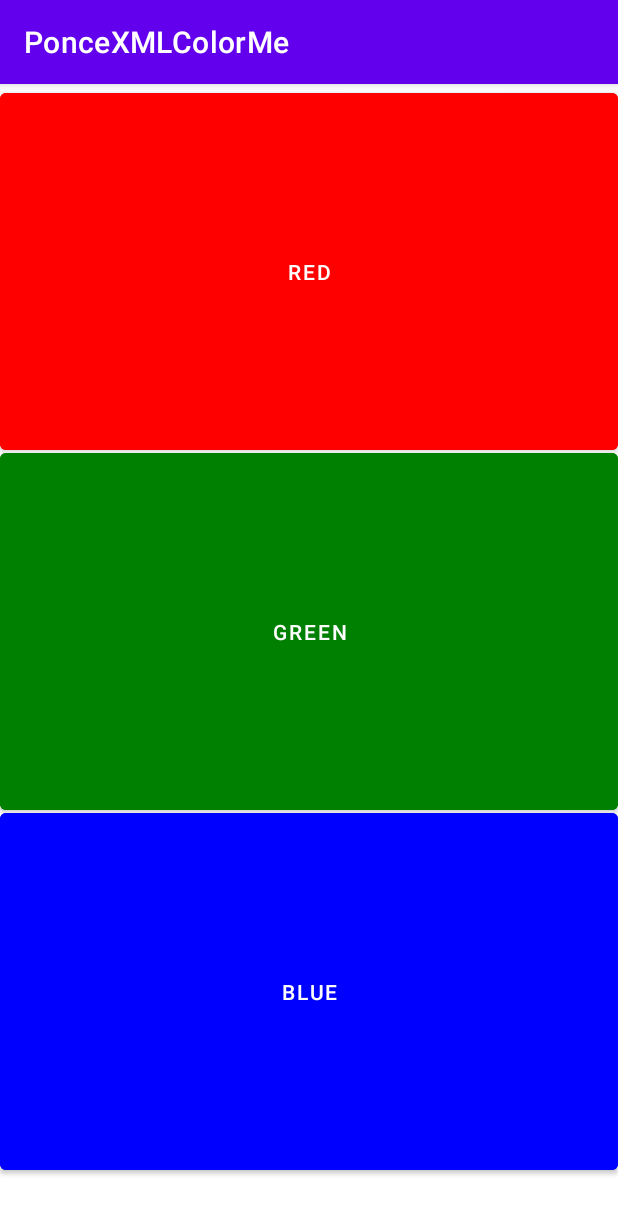
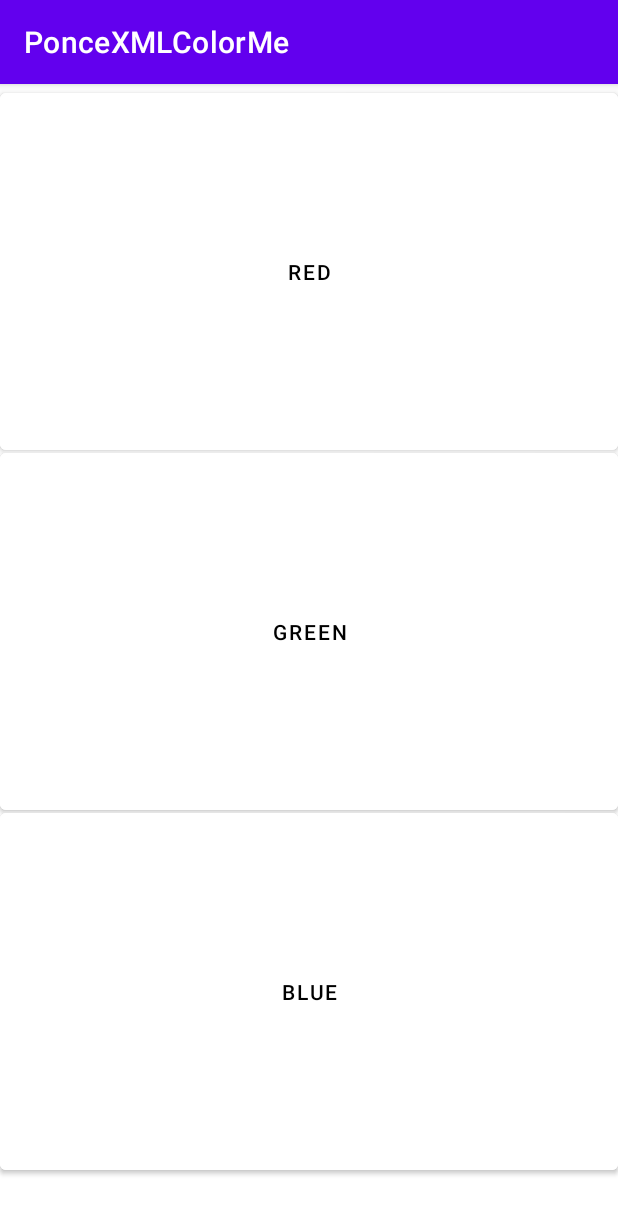
Before and after one commit to AnrdyShmrdy/PonceXMLColorMe, an Android app: the screen it shows after launch (MainActivity), on a phone screen of 412 x 824 dp. Shown: the top 1214 px of the screen. Run offline under Robolectric (Android 15) with nearby library versions, the phone set to English and light mode, and no system bars.

Commit message:
Button functionality (#1)
* Added toast and color change to button

* Added README.txt and changed method of setting colors in main activity

* Updated README.txt with minor changes

```diff
--- a/app/src/main/res/layout/activity_main.xml
+++ b/app/src/main/res/layout/activity_main.xml
@@ -8,10 +8,12 @@
 
     <Button
         android:id="@+id/red_button"
+        android:onClick="redButtonPress"
         android:layout_width="0dp"
         android:layout_height="250dp"
         android:text="@string/red"
-        android:backgroundTint="@color/red"
+        android:textColor="@color/black"
+        android:backgroundTint="@color/white"
         app:layout_constraintEnd_toEndOf="parent"
         app:layout_constraintHorizontal_bias="0.0"
         app:layout_constraintStart_toStartOf="parent"
@@ -19,11 +21,13 @@
 
     <Button
         android:id="@+id/green_button"
+        android:onClick="greenButtonPress"
         android:layout_width="0dp"
         android:layout_height="250dp"
         android:layout_marginTop="240dp"
+        android:textColor="@color/black"
         android:text="@string/green"
-        android:backgroundTint="@color/green"
+        android:backgroundTint="@color/white"
         app:layout_constraintEnd_toEndOf="parent"
         app:layout_constraintHorizontal_bias="0.375"
         app:layout_constraintStart_toStartOf="parent"
@@ -31,11 +35,13 @@
 
     <Button
         android:id="@+id/blue_button"
+        android:onClick="blueButtonPress"
         android:layout_width="0dp"
         android:layout_height="250dp"
         android:layout_marginTop="480dp"
+        android:textColor="@color/black"
         android:text="@string/blue"
-        android:backgroundTint="@color/blue"
+        android:backgroundTint="@color/white"
         app:layout_constraintEnd_toEndOf="parent"
         app:layout_constraintHorizontal_bias="1.0"
         app:layout_constraintStart_toStartOf="parent"
```
Also changed, not shown: app/src/main/java/com/example/poncexmlcolorme/MainActivity.java (+50 -1 lines), 1 other file.
